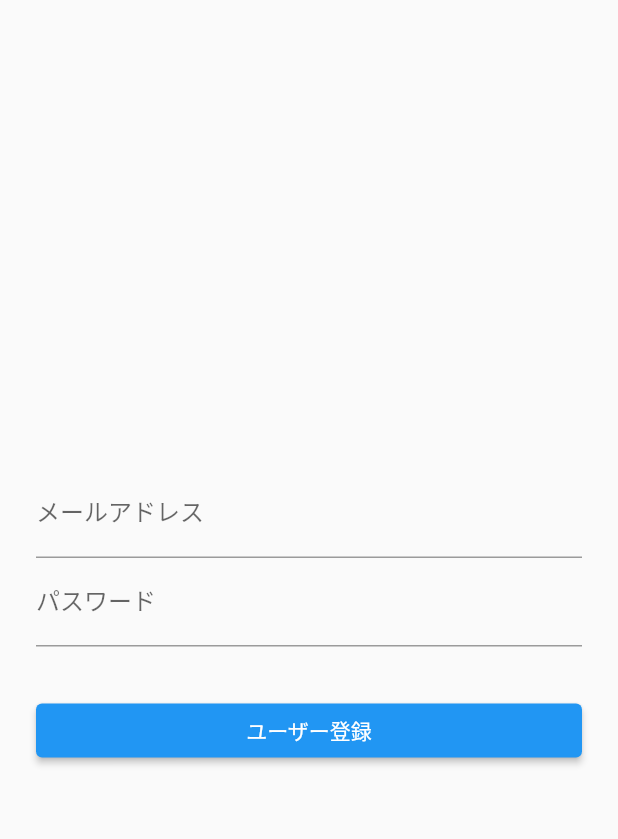
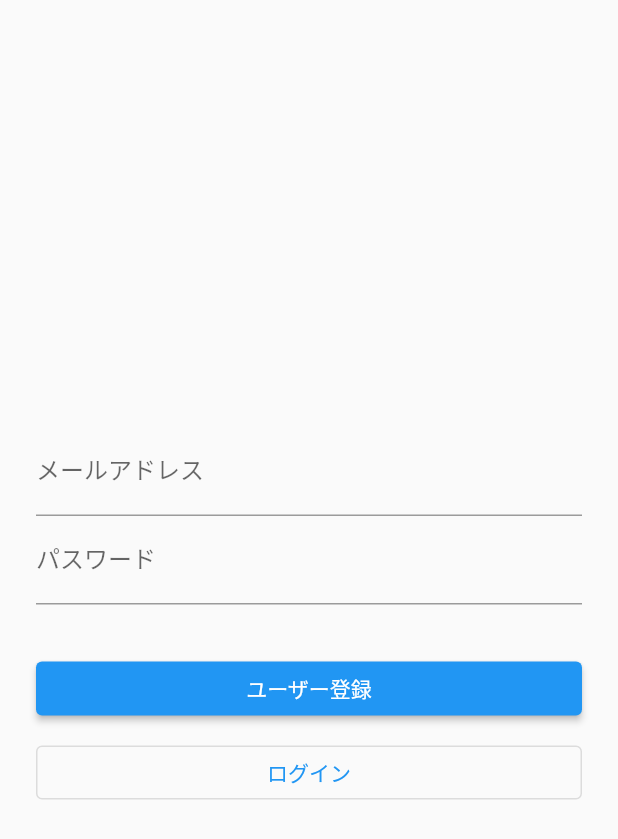
Before and after one commit to sqrmyy/mycharapp, a Flutter app: the screen it shows after launch, on a phone screen of 412 x 824 dp. Shown: the top 839 px of the screen. Run offline on Flutter 3.47's test engine with Material 2 defaults, Android fonts, the light colour scheme and no system bars; our stand-ins replace firebase_auth, firebase_core; accounts and stored records are empty.

Commit message:
メールアドレス・パスワードでログイン

```diff
--- a/lib/main.dart
+++ b/lib/main.dart
@@ -46,7 +46,7 @@ class _LoginPageState extends State<LoginPage> {
           child: Column(
             mainAxisAlignment: MainAxisAlignment.center,
             children: <Widget>[
-              TextField(
+              TextFormField(
                 decoration: InputDecoration(labelText: 'メールアドレス'),
                 onChanged: (String value) {
                   setState(() {
@@ -54,7 +54,7 @@ class _LoginPageState extends State<LoginPage> {
                   });
                 },
               ),
-              TextField(
+              TextFormField(
                 decoration: InputDecoration(labelText: 'パスワード'),
                 obscureText: true,
                 onChanged: (String value) {
@@ -86,6 +86,31 @@ class _LoginPageState extends State<LoginPage> {
                     } catch (e) {
                       setState(() {
                         infoText = "登録に失敗しました:${e.toString()}";
+                      });
+                    }
+                  },
+                ),
+              ),
+              const SizedBox(height: 8),
+              Container(
+                width: double.infinity,
+                child: OutlinedButton(
+                  child: Text('ログイン'),
+                  onPressed: () async {
+                    try {
+                      final FirebaseAuth auth = FirebaseAuth.instance;
+                      await auth.signInWithEmailAndPassword(
+                        email: email,
+                        password: password,
+                      );
+                      await Navigator.of(context).pushReplacement(
+                        MaterialPageRoute(builder: (context) {
+                          return ChatPage();
+                        }),
+                      );
+                    } catch (e) {
+                      setState(() {
+                        infoText = "ログインに失敗しました:${e.toString()}";
                       });
                     }
                   },
```
